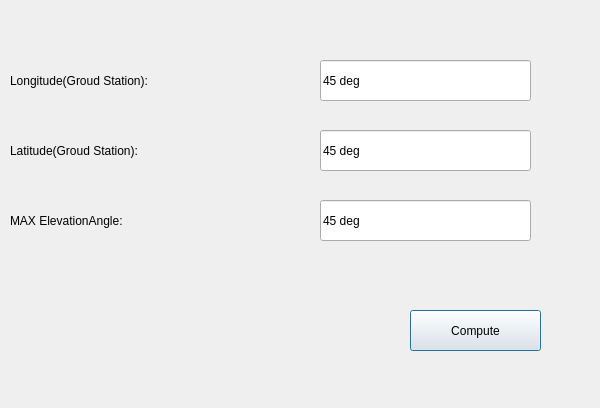
This is Access.ui in loceyi/vlbiOrbitSimulation as Qt 5 draws it before an edit. The edited form follows.
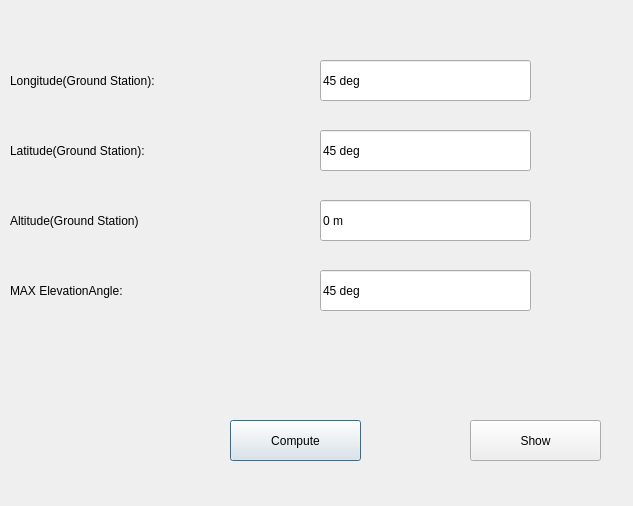
This is the edited form.

```diff
--- a/Access.ui
+++ b/Access.ui
@@ -6,8 +6,8 @@
    <rect>
     <x>0</x>
     <y>0</y>
-    <width>600</width>
-    <height>408</height>
+    <width>633</width>
+    <height>506</height>
    </rect>
   </property>
   <property name="windowTitle">
@@ -17,7 +17,7 @@
    <property name="geometry">
     <rect>
      <x>320</x>
-     <y>200</y>
+     <y>270</y>
      <width>211</width>
      <height>41</height>
     </rect>
@@ -42,14 +42,14 @@
     <string notr="true">font: 10pt &quot;Adobe 黑体 Std R&quot;;</string>
    </property>
    <property name="text">
-    <string>Latitude(Groud Station):</string>
+    <string>Latitude(Ground Station):</string>
    </property>
   </widget>
   <widget class="QLabel" name="label_15">
    <property name="geometry">
     <rect>
      <x>10</x>
-     <y>200</y>
+     <y>270</y>
      <width>301</width>
      <height>41</height>
     </rect>
@@ -90,7 +90,7 @@
     <string notr="true">font: 10pt &quot;Adobe 黑体 Std R&quot;;</string>
    </property>
    <property name="text">
-    <string>Longitude(Groud Station):</string>
+    <string>Longitude(Ground Station):</string>
    </property>
   </widget>
   <widget class="QLineEdit" name="Step_Size_4">
@@ -112,8 +112,8 @@
   <widget class="QPushButton" name="pushButton">
    <property name="geometry">
     <rect>
-     <x>410</x>
-     <y>310</y>
+     <x>230</x>
+     <y>420</y>
      <width>131</width>
      <height>41</height>
     </rect>
@@ -125,6 +125,54 @@
     <string>Compute</string>
    </property>
   </widget>
+  <widget class="QLabel" name="label_16">
+   <property name="geometry">
+    <rect>
+     <x>10</x>
+     <y>200</y>
+     <width>301</width>
+     <height>41</height>
+    </rect>
+   </property>
+   <property name="styleSheet">
+    <string notr="true">font: 10pt &quot;Adobe 黑体 Std R&quot;;</string>
+   </property>
+   <property name="text">
+    <string>Altitude(Ground Station)</string>
+   </property>
+  </widget>
+  <widget class="QLineEdit" name="Step_Size_6">
+   <property name="geometry">
+    <rect>
+     <x>320</x>
+     <y>200</y>
+     <width>211</width>
+     <height>41</height>
+    </rect>
+   </property>
+   <property name="toolTip">
+    <string>&lt;html&gt;&lt;head/&gt;&lt;body&gt;&lt;p&gt;&lt;br/&gt;&lt;/p&gt;&lt;/body&gt;&lt;/html&gt;</string>
+   </property>
+   <property name="text">
+    <string>0 m</string>
+   </property>
+  </widget>
+  <widget class="QPushButton" name="pushButton_2">
+   <property name="geometry">
+    <rect>
+     <x>470</x>
+     <y>420</y>
+     <width>131</width>
+     <height>41</height>
+    </rect>
+   </property>
+   <property name="styleSheet">
+    <string notr="true">font: 10pt &quot;Adobe 黑体 Std R&quot;;</string>
+   </property>
+   <property name="text">
+    <string>Show</string>
+   </property>
+  </widget>
  </widget>
  <resources/>
  <connections/>
```
